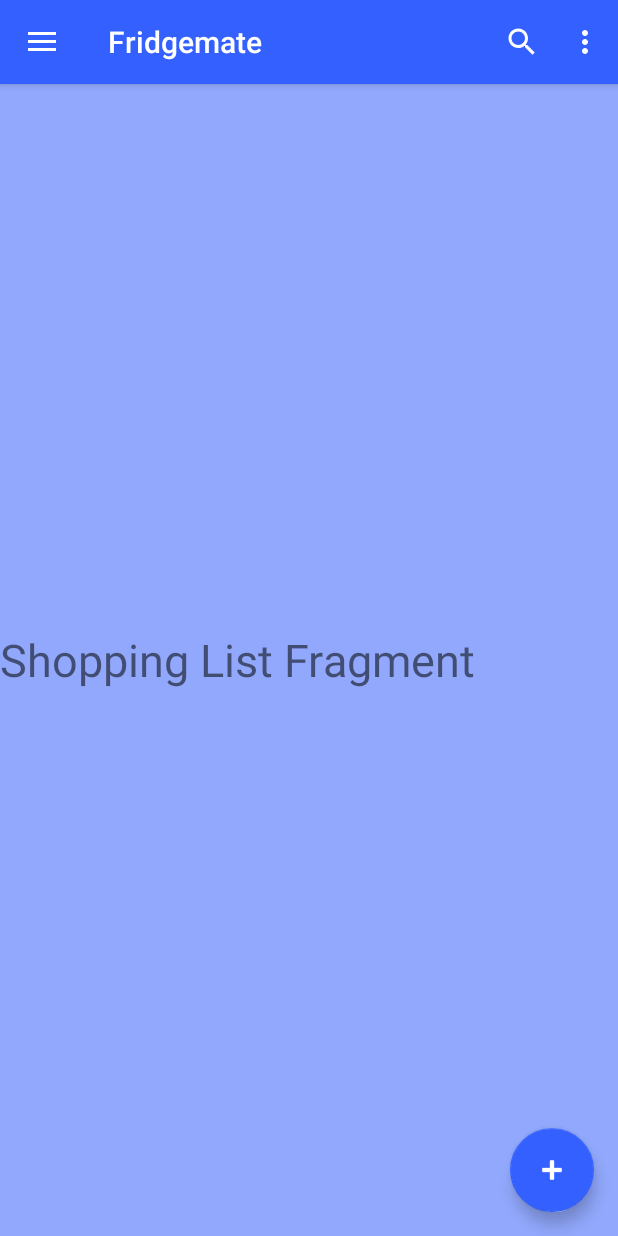
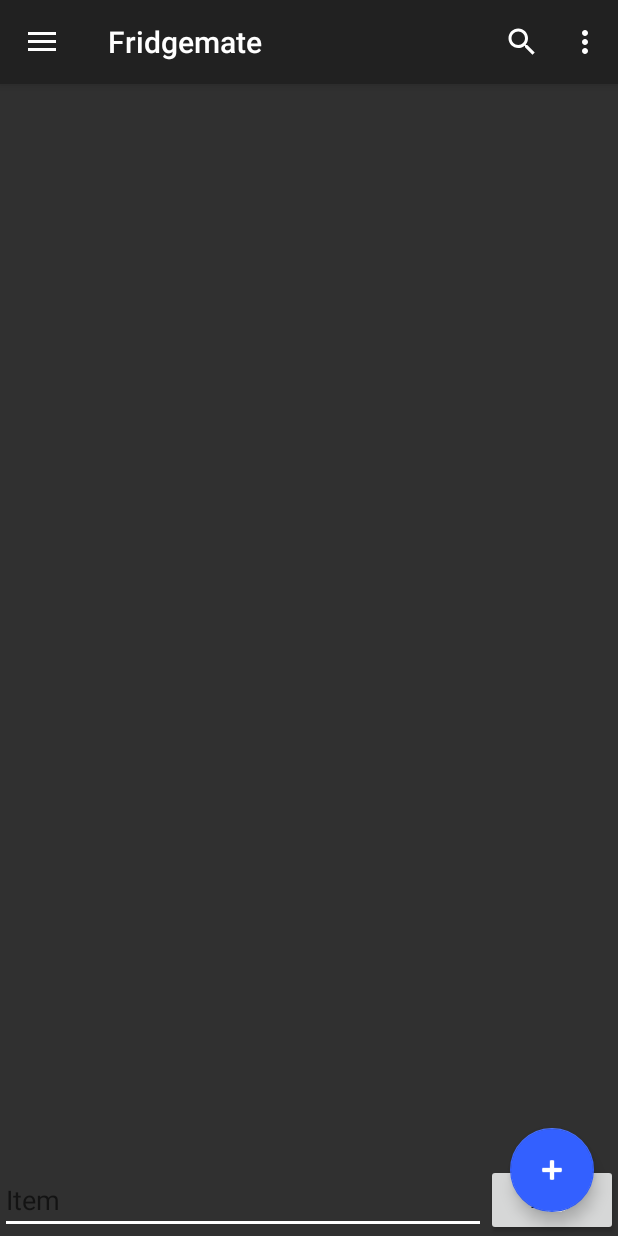
Before and after one commit to eyee19/Fridgemate, an Android app: the screen it shows after launch (MainActivity), in the side drawer, after a tap on "Shopping List", on a phone screen of 412 x 824 dp. Run offline under Robolectric (Android 15) with nearby library versions, the phone set to English and light mode, and no system bars.

Commit message:
Dark mode, initial shopping list

```diff
--- a/app/src/main/java/com/example/eyee3/fridgemate/ShoppingFragment.java
+++ b/app/src/main/java/com/example/eyee3/fridgemate/ShoppingFragment.java
@@ -4,15 +4,67 @@ import android.os.Bundle;
 import android.support.annotation.NonNull;
 import android.support.annotation.Nullable;
 import android.support.v4.app.Fragment;
+import android.util.Log;
 import android.view.LayoutInflater;
 import android.view.View;
 import android.view.ViewGroup;
+import android.widget.ArrayAdapter;
+import android.widget.Button;
+import android.widget.EditText;
+import android.widget.ListView;
+import android.widget.Toast;
+
+import java.util.List;
 
 public class ShoppingFragment extends Fragment {
 
-    @Nullable
+    public ShoppingFragment() {
+
+    }
+    private ListView mShoppingList;
+    private EditText mItemEdit;
+    private Button mAddButton;
+    private ArrayAdapter<String> mAdapter;
+
     @Override
-    public View onCreateView(@NonNull LayoutInflater inflater, @Nullable ViewGroup container, @Nullable Bundle savedInstanceState) {
-        return inflater.inflate(R.layout.fragment_shopping, container, false);
+    public View onCreateView(LayoutInflater inflater, ViewGroup container, Bundle savedInstanceState) {
+        View view = inflater.inflate(R.layout.fragment_shopping, container, false);
+
+        /*String[] listItems = {"Item 1", "Item 2", "Item 3"};
+        ListView listView = (ListView) view.findViewById(R.id.shopping_listView);
+
+        ArrayAdapter<String> listViewAdapter = new ArrayAdapter<String>(getActivity(), android.R.layout.simple_list_item_1, listItems);
+
+        listView.setAdapter(listViewAdapter);*/
+
+        return view;
+    }
+
+    @Override
+    public void onViewCreated(View view, @Nullable Bundle savedInstanceState) {
+        mShoppingList = (ListView) getView().findViewById(R.id.shopping_listView);
+        mItemEdit = (EditText) getView().findViewById(R.id.item_editText);
+        mAddButton = (Button) getView().findViewById(R.id.add_button);
+
+        mAdapter = new ArrayAdapter<>(getActivity(), android.R.layout.simple_list_item_1);
+        mShoppingList.setAdapter(mAdapter);
+
+        mAddButton.setOnClickListener(new View.OnClickListener() {
+            @Override
+            public void onClick(View v) {
+                String item = mItemEdit.getText().toString();
+
+                if (item.equals("")) {
+                    Toast.makeText(getActivity(), "You can't add an empty item!", Toast.LENGTH_SHORT).show();
+                }
+                else {
+                    mAdapter.add(item);
+                    Log.d("Shopping Fragment", "ITEM ADDED: " + item);
+                    mAdapter.notifyDataSetChanged();
+                    mItemEdit.setText("");
+                }
+
+            }
+        });
     }
 }
--- a/app/src/main/res/drawable/side_nav_bar.xml
+++ b/app/src/main/res/drawable/side_nav_bar.xml
@@ -2,8 +2,7 @@
     android:shape="rectangle">
     <gradient
         android:angle="135"
-        android:centerColor="#88A2FD"
-        android:endColor="@color/blueish"
-        android:startColor="#91A8FC"
+        android:endColor="@color/appBar"
+        android:startColor="@color/cardsDialogs"
         android:type="linear" />
 </shape>
--- a/app/src/main/res/layout/fragment_fridge.xml
+++ b/app/src/main/res/layout/fragment_fridge.xml
@@ -1,7 +1,7 @@
 <?xml version="1.0" encoding="utf-8"?>
 <RelativeLayout xmlns:android="http://schemas.android.com/apk/res/android"
     android:layout_width="match_parent" android:layout_height="match_parent"
-    android:background="@color/white">
+    android:background="@color/background">
 
     <TextView
         android:layout_width="match_parent"
--- a/app/src/main/res/layout/fragment_shopping.xml
+++ b/app/src/main/res/layout/fragment_shopping.xml
@@ -1,13 +1,37 @@
 <?xml version="1.0" encoding="utf-8"?>
 <RelativeLayout xmlns:android="http://schemas.android.com/apk/res/android"
     android:layout_width="match_parent" android:layout_height="match_parent"
-    android:background="@color/colorPrimaryDark">
+    android:background="@color/background">
 
-    <TextView
+    <ListView
+        android:id="@+id/shopping_listView"
         android:layout_width="match_parent"
         android:layout_height="wrap_content"
-        android:text="Shopping List Fragment"
-        android:textSize="30sp"
-        android:layout_centerInParent="true"/>
+        android:layout_above="@+id/linearBottom"
+        android:layout_weight="1">
+
+    </ListView>
+
+    <LinearLayout
+        android:layout_width="match_parent"
+        android:id="@+id/linearBottom"
+        android:layout_height="wrap_content"
+        android:orientation="horizontal"
+        android:layout_alignParentBottom="true"
+        android:gravity="center">
+
+        <EditText
+            android:id="@+id/item_editText"
+            android:layout_width="0dp"
+            android:layout_height="wrap_content"
+            android:layout_weight="1"
+            android:hint="Item"/>
+
+        <Button
+            android:id="@+id/add_button"
+            android:layout_width="wrap_content"
+            android:layout_height="wrap_content"
+            android:text="Add"/>
+    </LinearLayout>
 
 </RelativeLayout>
--- a/app/src/main/res/values/colors.xml
+++ b/app/src/main/res/values/colors.xml
@@ -5,4 +5,9 @@
     <color name="colorAccent">#D81B60</color>
     <color name="white">#FFFFFF</color>
     <color name="blueish">#3360FF</color>
+    <color name="darkMode">#a9a9a9</color>
+    <color name="statusBar">#000000</color>
+    <color name="appBar">#212121</color>
+    <color name="background">#303030</color>
+    <color name="cardsDialogs">#424242</color>
 </resources>
--- a/app/src/main/res/values/styles.xml
+++ b/app/src/main/res/values/styles.xml
@@ -3,9 +3,9 @@
     <!-- Base application theme. -->
     <style name="AppTheme" parent="Theme.AppCompat.Light.DarkActionBar">
         <!-- Customize your theme here. -->
-        <item name="colorPrimary">@color/colorPrimary</item>
-        <item name="colorPrimaryDark">@color/colorPrimaryDark</item>
-        <item name="colorAccent">@color/colorAccent</item>
+        <item name="colorPrimary">@color/appBar</item>
+        <item name="colorPrimaryDark">@color/statusBar</item>
+        <item name="colorAccent">@color/white</item>
     </style>
 
     <style name="AppTheme.NoActionBar">
```
